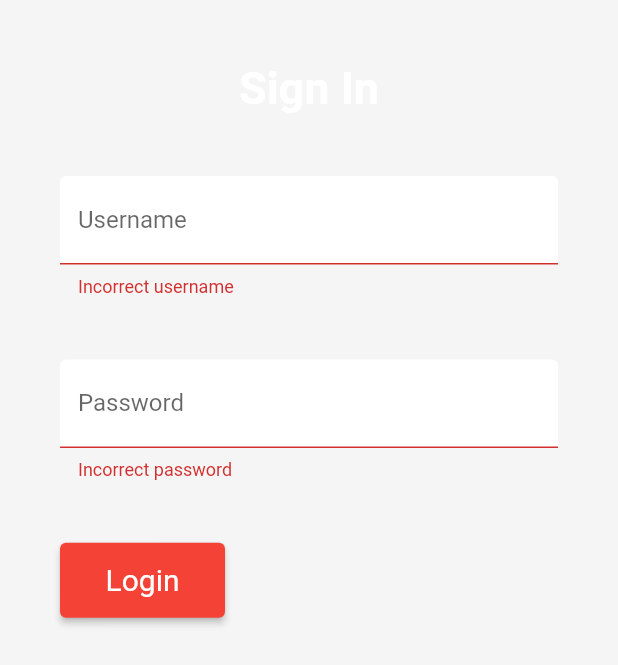
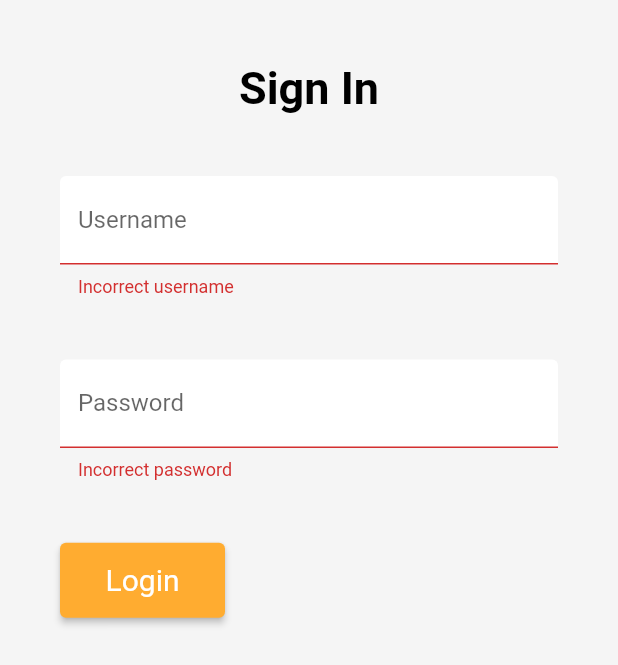
Before and after one commit to fjaqu1n0/Bank-Guard, a Flutter app: the LoginScreen screen opened by its route, after a tap on "Login", on a phone screen of 412 x 824 dp. Shown: the top 665 px of the screen. Run offline on Flutter 3.47's test engine with Material 2 defaults, Android fonts, the phone set to English and light mode, and no system bars; statements that could not run were skipped.

Commit message:
Update login_screen.dart
-Changed Login button color
-Changed 'Sign In' text label color

```diff
--- a/lib/login_screen.dart
+++ b/lib/login_screen.dart
@@ -33,7 +33,6 @@ class _LoginScreenState extends State<LoginScreen> {
     final double height= MediaQuery.of(context).size.height;
     final GlobalKey<ScaffoldState> _scaffoldKey = GlobalKey<ScaffoldState>();
     return Scaffold(
-      //backgroundColor: Colors.green[600],
        body: Container(
          padding: const EdgeInsets.only(left: 40, right: 40),
          child: Form(
@@ -42,7 +41,7 @@ class _LoginScreenState extends State<LoginScreen> {
                mainAxisAlignment: MainAxisAlignment.start,
                children: [
                   SizedBox(height:height*0.05),
-                  Text('Sign In',style: TextStyle(color: Colors.white,fontSize: 30,fontWeight: FontWeight.bold),),
+                  Text('Sign In',style: TextStyle(color: Colors.black,fontSize: 30,fontWeight: FontWeight.bold),),
                   SizedBox(height:height*0.05,),
                   TextFormField(
                     decoration: InputDecoration(
@@ -87,7 +86,7 @@ class _LoginScreenState extends State<LoginScreen> {
                         onPressed: (){
                           if(formKey.currentState!.validate())
                           {
-                            final snackBar = SnackBar(content: Text('Logging In'));
+                            final snackBar = SnackBar(content: Text('Welcome'));
                             _scaffoldKey.currentState!.showSnackBar(snackBar);
                           }
                         },
@@ -95,7 +94,7 @@ class _LoginScreenState extends State<LoginScreen> {
                         style: ElevatedButton.styleFrom(
                         minimumSize: Size(110, 50),
                         textStyle: TextStyle(fontSize: 20),
-                        primary: Colors.red,
+                        primary: Color(0xffffac30),
                         onPrimary: Colors.white,)
                       ),
                       ],
```
